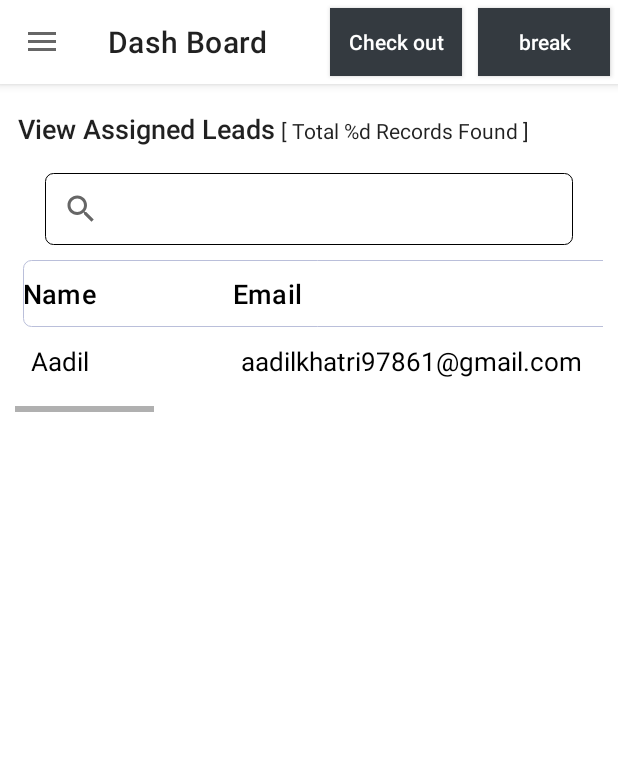
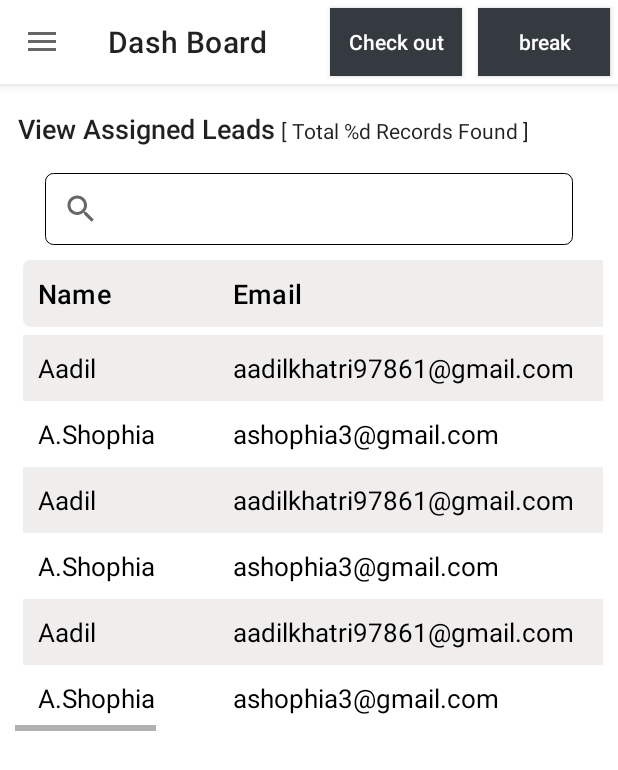
Before and after one commit to Mehar18/SalesAppP2B, an Android app: the fragment LeadStatus placed in its activity, on a phone screen of 412 x 824 dp. Shown: the top 770 px of the screen. Run offline under Robolectric (Android 15) with nearby library versions, the phone set to English and light mode, and no system bars.

Commit message:
pushing previous

```diff
--- a/app/src/main/java/com/example/salesappdemo/LeadStatus.kt
+++ b/app/src/main/java/com/example/salesappdemo/LeadStatus.kt
@@ -40,6 +40,27 @@ class LeadStatus : Fragment() {
                 "N/A","Anmol","N/A","2022-10-29"
             )
         )
+        add(LeadStatusData("A.Shophia","ashophia3@gmail.com","7200334984",
+            "Webinar","Ringing","1970-01-01 05:30:00",
+        "N/A","Anmol","N/A","2022-10-29"))
+        add(
+            LeadStatusData("Aadil","aadilkhatri97861@gmail.com","9408734222",
+                "Webinar","Switch off","1970-01-01 00:00:00",
+                "N/A","Anmol","N/A","2022-10-29"
+            )
+        )
+        add(LeadStatusData("A.Shophia","ashophia3@gmail.com","7200334984",
+            "Webinar","Ringing","1970-01-01 05:30:00",
+            "N/A","Anmol","N/A","2022-10-29"))
+        add(
+            LeadStatusData("Aadil","aadilkhatri97861@gmail.com","9408734222",
+                "Webinar","Switch off","1970-01-01 00:00:00",
+                "N/A","Anmol","N/A","2022-10-29"
+            )
+        )
+        add(LeadStatusData("A.Shophia","ashophia3@gmail.com","7200334984",
+            "Webinar","Ringing","1970-01-01 05:30:00",
+            "N/A","Anmol","N/A","2022-10-29"))
 
     }
 
--- a/app/src/main/java/com/example/salesappdemo/adapter/LeadStatusAdapter.kt
+++ b/app/src/main/java/com/example/salesappdemo/adapter/LeadStatusAdapter.kt
@@ -1,12 +1,12 @@
 package com.example.salesappdemo.adapter
 
+import android.graphics.Color
 import android.view.LayoutInflater
 import android.view.View
 import android.view.ViewGroup
 import android.widget.ImageView
 import android.widget.TextView
 import androidx.recyclerview.widget.RecyclerView
-import com.example.salesappdemo.LeadStatus
 import com.example.salesappdemo.R
 import com.example.salesappdemo.data.LeadStatusData
 
@@ -18,9 +18,29 @@ class LeadStatusAdapter(private val list: ArrayList<LeadStatusData>):RecyclerVie
         return LeadStatusViewHolder(itemView)
     }
 
+    private fun setHeaderBg(view: View) {
+        view.setBackgroundColor(Color.parseColor("#90E4DFDF"))
+    }
+
     override fun onBindViewHolder(holder: LeadStatusViewHolder, position: Int) {
        val current = list[position]
-
+//        if (position%2==0){
+//            setHeaderBg(holder.nameEdt)
+//            setHeaderBg(holder.emailIdEdt)
+//            setHeaderBg(holder.mobileNumberEdt)
+//            setHeaderBg(holder.leadStatusEdt)
+//            setHeaderBg(holder.leadSourceEdt)
+//            setHeaderBg(holder.followUpDateEdt)
+//            setHeaderBg(holder.paymentReceiptEdt)
+//            setHeaderBg(holder.assignedAtEdt)
+//            setHeaderBg(holder.assignedToEdt)
+//            setHeaderBg(holder.latestUpdateEdt)
+//            setHeaderBg(holder.paymentReceiptEdt)
+//            setHeaderBg(holder.imageEdit)
+//        }
+        if (position%2==0) {
+            holder.itemView.setBackgroundColor(Color.parseColor("#90E4DFDF"))
+        }
         holder.nameEdt.text = current.name
         holder.emailIdEdt.text = current.email
         holder.mobileNumberEdt.text = current.mobile
@@ -54,7 +74,6 @@ class LeadStatusAdapter(private val list: ArrayList<LeadStatusData>):RecyclerVie
 
 
 
-
     }
 
 }
--- a/app/src/main/res/drawable-v24/borderone.xml
+++ b/app/src/main/res/drawable-v24/borderone.xml
@@ -1,5 +1,6 @@
 <?xml version="1.0" encoding="utf-8"?>
 <shape xmlns:android="http://schemas.android.com/apk/res/android">
-        <stroke android:width="0.5dp" android:color="#BABFDA" />
+        <solid android:color="#90E4DFDF"/>
+
         <corners android:radius="5dp"/>
         </shape>
--- a/app/src/main/res/drawable/ic_baseline_edit_24.xml
+++ b/app/src/main/res/drawable/ic_baseline_edit_24.xml
@@ -1,4 +1,4 @@
-<vector android:height="24dp" android:tint="#39254D"
+<vector android:height="24dp" android:tint="#FFFFFF"
     android:viewportHeight="24" android:viewportWidth="24"
     android:width="24dp" xmlns:android="http://schemas.android.com/apk/res/android">
     <path android:fillColor="@android:color/white" android:pathData="M3,17.25V21h3.75L17.81,9.94l-3.75,-3.75L3,17.25zM20.71,7.04c0.39,-0.39 0.39,-1.02 0,-1.41l-2.34,-2.34c-0.39,-0.39 -1.02,-0.39 -1.41,0l-1.83,1.83 3.75,3.75 1.83,-1.83z"/>
--- a/app/src/main/res/layout/fragment_lead_status.xml
+++ b/app/src/main/res/layout/fragment_lead_status.xml
@@ -65,7 +65,8 @@
                     android:layout_width="wrap_content"
                     android:layout_height="wrap_content"
                     android:ems="7"
-                    android:maxEms="9"
+                    android:maxEms="12"
+                    android:paddingStart="10dp"
                     android:text="Name"
                     android:textColor="@color/black"
                     android:textSize="18sp" />
@@ -111,7 +112,7 @@
                     android:layout_width="wrap_content"
                     android:layout_height="wrap_content"
                     android:text="Follow up Date"
-                    android:ems="8"
+                    android:ems="7"
                     android:textColor="@color/black"
                     android:textSize="18sp" />
 
@@ -155,7 +156,6 @@
                     android:textSize="17sp" />
 
                 <ImageView
-
                     android:layout_width="30dp"
                     android:layout_height="30dp"
                    android:background="@color/white"
@@ -166,6 +166,7 @@
                 android:id="@+id/leadStatusRecyclerView"
                 android:layout_width="match_parent"
                 android:layout_height="wrap_content"
+                android:layout_marginTop="5dp"
                 android:orientation="vertical"
                 tools:listitem="@layout/lead_status_list" />
         </LinearLayout>
--- a/app/src/main/res/layout/lead_status_list.xml
+++ b/app/src/main/res/layout/lead_status_list.xml
@@ -3,7 +3,8 @@
     android:layout_width="wrap_content"
     android:layout_height="wrap_content"
     android:orientation="horizontal"
-    android:padding="5dp">
+    android:gravity="center_vertical"
+   >
 
     <TextView
         android:id="@+id/name"
@@ -11,7 +12,8 @@
         android:layout_height="wrap_content"
         android:gravity="center_vertical"
         android:ems="7"
-        android:maxEms="9"
+        android:maxEms="12"
+        android:paddingStart="10dp"
         android:text="Aadil"
         android:textColor="@color/black"
         android:textSize="17sp" />
@@ -40,7 +42,6 @@
         android:id="@+id/leadSource"
         android:layout_width="wrap_content"
         android:layout_height="wrap_content"
-        android:padding="5dp"
         android:ems="8"
         android:text="Webinar"
         android:gravity="center_vertical"
@@ -61,11 +62,8 @@
         android:id="@+id/followedUpDate"
         android:layout_width="wrap_content"
         android:layout_height="wrap_content"
-        android:paddingLeft="5dp"
-        android:paddingRight="5dp"
         android:ems="7"
-        android:lineSpacingExtra="2dp"
-        android:text="1970-01-01 00:00:00"
+        android:text="1970-01-01\n00:00:00"
         android:textColor="@color/black"
         android:textSize="17sp" />
 
@@ -92,8 +90,6 @@
         android:layout_width="wrap_content"
         android:layout_height="wrap_content"
         android:ems="12"
-        android:paddingLeft="5dp"
-        android:paddingRight="5dp"
         android:text="N/A"
         android:textColor="@color/black"
         android:textSize="17sp" />
@@ -103,16 +99,18 @@
         android:layout_height="wrap_content"
         android:gravity="center"
         android:ems="6"
-        android:paddingLeft="5dp"
-        android:paddingRight="5dp"
         android:text="2022-10-29"
         android:textColor="@color/black"
         android:textSize="17sp" />
 
     <ImageView
         android:id="@+id/editImgCoupon"
-        android:layout_width="30dp"
-        android:layout_height="30dp"
+        android:layout_width="15dp"
+        android:layout_marginStart="5dp"
+        android:layout_marginEnd="10dp"
+        android:layout_marginTop="5dp"
+        android:layout_height="15dp"
+        android:background="@color/dark_purple"
         android:src="@drawable/ic_baseline_edit_24"
        />
 
```
